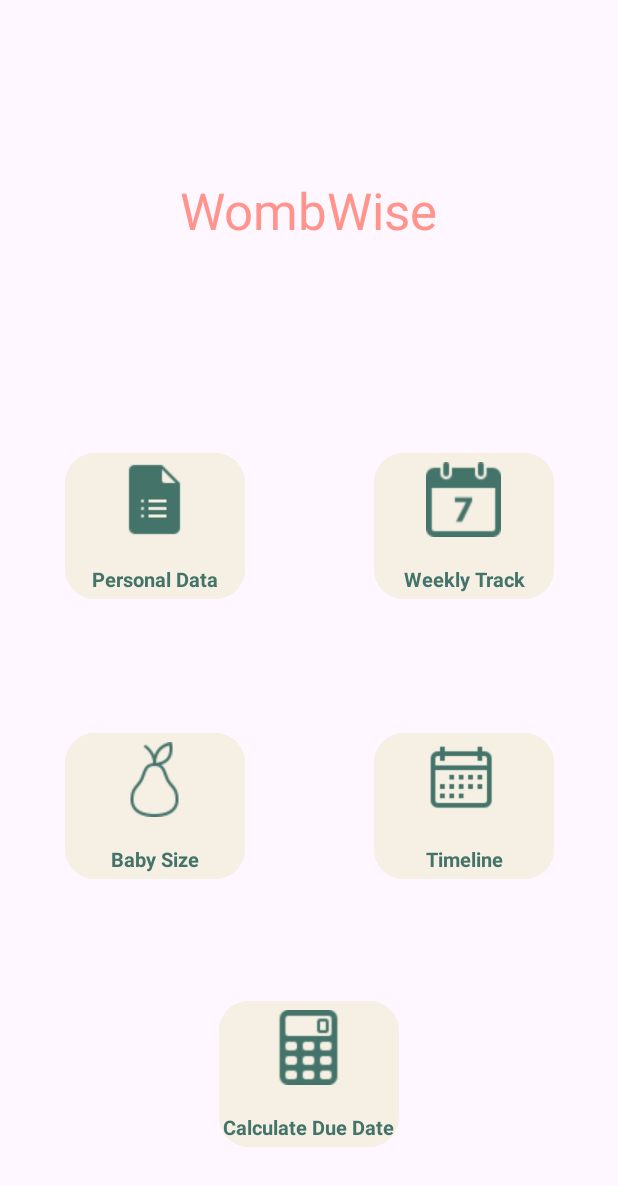
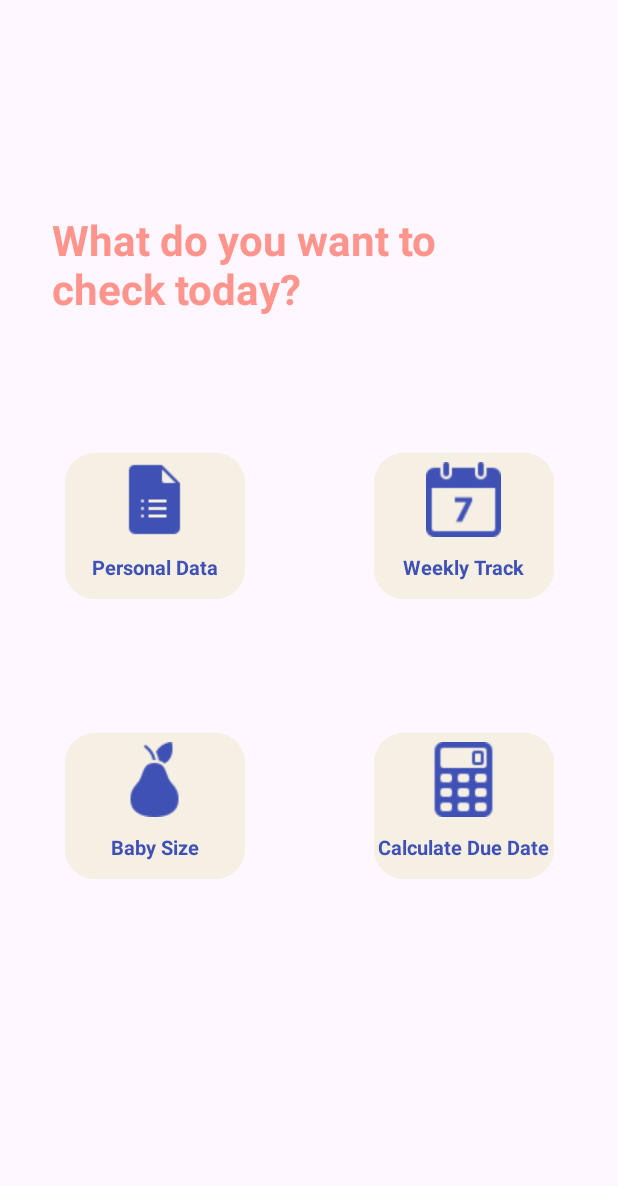
Before and after one commit to fridarik50/WombWise, an Android app: the MainFragment screen opened through its navigation route, on a phone screen of 412 x 824 dp. Shown: the top 1186 px of the screen. Run offline under Robolectric (Android 15) with nearby library versions, the phone set to English and light mode, and no system bars; our stand-ins replace navigation-ui.

Commit message:
general design changes

```diff
--- a/app/src/main/res/layout/fragment_main.xml
+++ b/app/src/main/res/layout/fragment_main.xml
@@ -15,15 +15,16 @@
 
     <TextView
         android:id="@+id/title_main_frag"
-        android:layout_width="wrap_content"
-        android:layout_height="wrap_content"
-        android:text="WombWise"
+        android:layout_width="300dp"
+        android:layout_height="75dp"
+        android:text="What do you want to check today?"
         android:textColor="#FF948C"
-        android:textSize="34sp"
+        android:textSize="28sp"
+        android:textStyle="bold"
         app:layout_constraintBottom_toTopOf="@+id/guideline11"
         app:layout_constraintEnd_toEndOf="parent"
-        app:layout_constraintStart_toStartOf="parent"
-        app:layout_constraintTop_toTopOf="parent" />
+        app:layout_constraintHorizontal_bias="0.31"
+        app:layout_constraintStart_toStartOf="parent" />
 
     <androidx.constraintlayout.widget.Guideline
         android:id="@+id/guideline12"
@@ -61,7 +62,7 @@
         android:layout_height="105dp"
         android:backgroundTint="@color/wombWiseBeige"
         app:cornerRadius="20dp"
-        app:icon="@drawable/icons8_pear"
+        app:icon="@drawable/icons8_pear_50"
         app:iconGravity="top"
         app:iconPadding="0dp"
         app:iconSize="50dp"
@@ -82,32 +83,17 @@
         app:iconPadding="0dp"
         app:iconSize="50dp"
         app:iconTint="@color/wombWiseBlue"
-        app:layout_constraintBottom_toTopOf="@+id/btn_calender"
+        app:layout_constraintBottom_toTopOf="@+id/btn_calc_due_date"
         app:layout_constraintEnd_toEndOf="parent"
+        app:layout_constraintHorizontal_bias="0.5"
         app:layout_constraintStart_toStartOf="@+id/guideline12"
         app:layout_constraintTop_toTopOf="@+id/guideline11" />
-
-    <Button
-        android:id="@+id/btn_calender"
-        android:layout_width="120dp"
-        android:layout_height="105dp"
-        android:backgroundTint="@color/wombWiseBeige"
-        app:cornerRadius="20dp"
-        app:icon="@drawable/icons8_calendar"
-        app:iconGravity="top"
-        app:iconPadding="0dp"
-        app:iconSize="50dp"
-        app:iconTint="@color/wombWiseBlue"
-        app:layout_constraintBottom_toTopOf="@+id/guideline13"
-        app:layout_constraintEnd_toEndOf="@+id/btn_weekly_track"
-        app:layout_constraintStart_toStartOf="@+id/btn_weekly_track"
-        app:layout_constraintTop_toBottomOf="@+id/btn_weekly_track" />
 
     <TextView
         android:id="@+id/btn_text_personal_data"
         android:layout_width="wrap_content"
         android:layout_height="wrap_content"
-        android:layout_marginBottom="8dp"
+        android:layout_marginBottom="16dp"
         android:text="Personal Data"
         android:textColor="@color/wombWiseBlue"
         android:textSize="13sp"
@@ -120,20 +106,21 @@
         android:id="@+id/btn_text_weekly_track"
         android:layout_width="wrap_content"
         android:layout_height="wrap_content"
-        android:layout_marginBottom="8dp"
+        android:layout_marginBottom="16dp"
         android:text="Weekly Track"
         android:textColor="@color/wombWiseBlue"
         android:textSize="13sp"
         android:textStyle="bold"
         app:layout_constraintBottom_toBottomOf="@+id/btn_weekly_track"
         app:layout_constraintEnd_toEndOf="@+id/btn_weekly_track"
+        app:layout_constraintHorizontal_bias="0.488"
         app:layout_constraintStart_toStartOf="@+id/btn_weekly_track" />
 
     <TextView
         android:id="@+id/btn_text_size"
         android:layout_width="wrap_content"
         android:layout_height="wrap_content"
-        android:layout_marginBottom="8dp"
+        android:layout_marginBottom="16dp"
         android:text="Baby Size"
         android:textColor="@color/wombWiseBlue"
         android:textSize="13sp"
@@ -142,24 +129,10 @@
         app:layout_constraintEnd_toEndOf="@+id/btn_size_comparison"
         app:layout_constraintStart_toStartOf="@+id/btn_size_comparison" />
 
-    <TextView
-        android:id="@+id/btn_text_timeline"
-        android:layout_width="wrap_content"
-        android:layout_height="wrap_content"
-        android:layout_marginBottom="8dp"
-        android:text="Timeline"
-        android:textColor="@color/wombWiseBlue"
-        android:textSize="13sp"
-        android:textStyle="bold"
-        app:layout_constraintBottom_toBottomOf="@+id/btn_calender"
-        app:layout_constraintEnd_toEndOf="@+id/btn_calender"
-        app:layout_constraintStart_toStartOf="@+id/btn_calender" />
-
     <Button
         android:id="@+id/btn_calc_due_date"
         android:layout_width="120dp"
         android:layout_height="105dp"
-        android:layout_marginBottom="64dp"
         android:backgroundTint="@color/wombWiseBeige"
         app:cornerRadius="20dp"
         app:icon="@drawable/icons8_calculator"
@@ -167,16 +140,16 @@
         app:iconPadding="0dp"
         app:iconSize="50dp"
         app:iconTint="@color/wombWiseBlue"
-        app:layout_constraintBottom_toBottomOf="parent"
-        app:layout_constraintEnd_toEndOf="parent"
-        app:layout_constraintStart_toStartOf="parent"
-        app:layout_constraintTop_toTopOf="@+id/guideline13" />
+        app:layout_constraintBottom_toTopOf="@+id/guideline13"
+        app:layout_constraintEnd_toEndOf="@+id/btn_weekly_track"
+        app:layout_constraintStart_toStartOf="@+id/btn_weekly_track"
+        app:layout_constraintTop_toBottomOf="@+id/btn_weekly_track" />
 
     <TextView
         android:id="@+id/text_calc_due_date"
         android:layout_width="wrap_content"
         android:layout_height="wrap_content"
-        android:layout_marginBottom="8dp"
+        android:layout_marginBottom="16dp"
         android:text="Calculate Due Date"
         android:textColor="@color/wombWiseBlue"
         android:textSize="13sp"
--- a/app/src/main/res/values/colors.xml
+++ b/app/src/main/res/values/colors.xml
@@ -3,6 +3,6 @@
     <color name="black">#FF000000</color>
     <color name="white">#FFFFFFFF</color>
     <color name="wombWisePink">#FF948C</color>
-    <color name="wombWiseBlue">#447369</color>
+    <color name="wombWiseBlue">#3F51B5</color>
     <color name="wombWiseBeige">#F6F0E4</color>
 </resources>
```
Also changed, not shown: app/src/main/res/layout/fragment_greeting.xml (+29 -11 lines), app/src/main/res/layout/size_compare_item.xml (+9 -7 lines), app/src/main/res/drawable/icons8_pear.png (deleted), app/src/main/res/drawable/icons8_pear_50.png (added), app/src/main/res/font/croissant_one.ttf (added), app/src/main/res/font/lilita_one.ttf (added).
